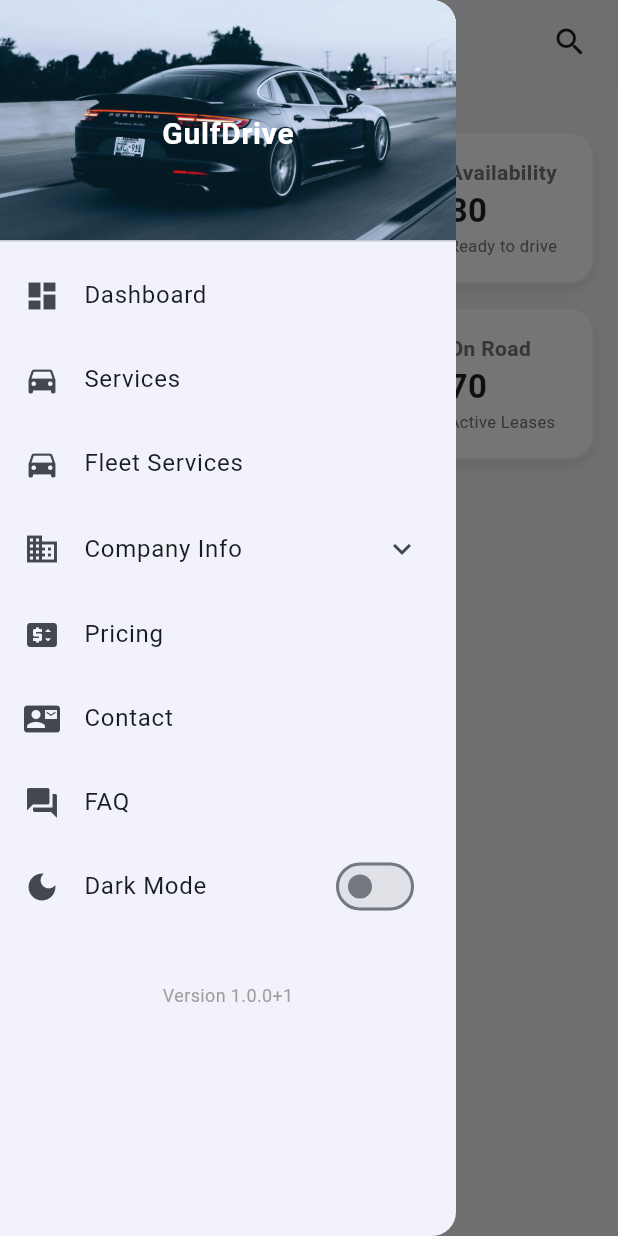
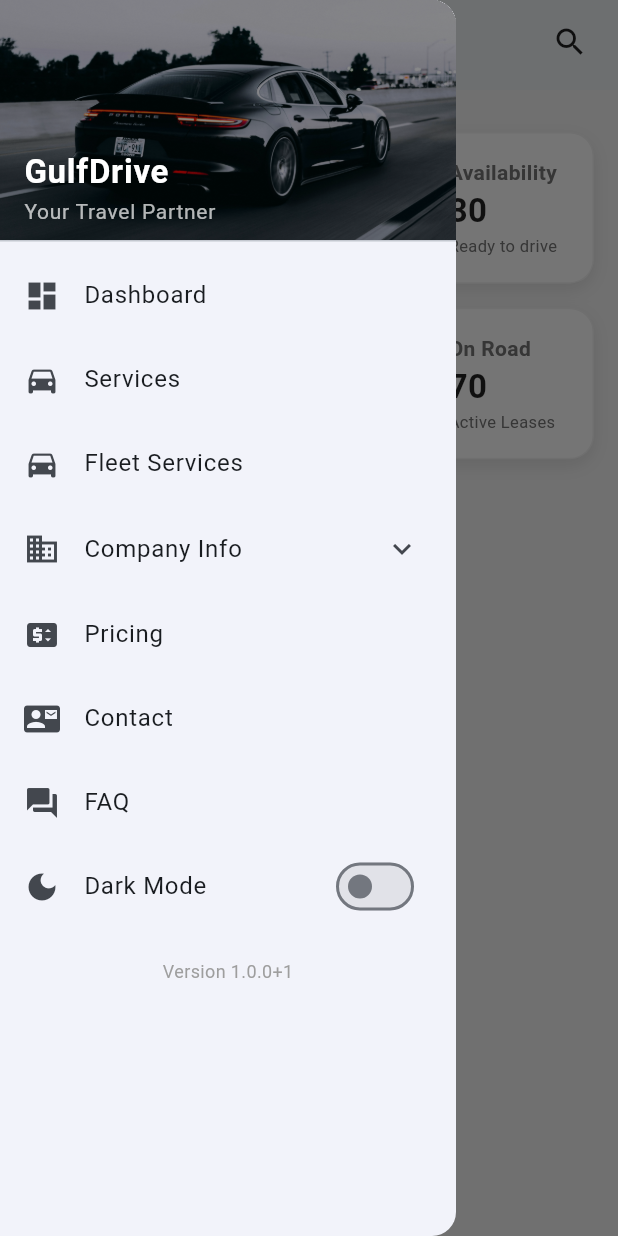
Before and after one commit to HASANALBANNA2024/gulfdrive, a Flutter app: the screen it shows after launch, with the side drawer open, on a phone screen of 412 x 824 dp. Run offline on Flutter 3.47's test engine with Material 3 defaults, Android fonts, the phone set to English and light mode, and no system bars; our stand-ins replace supabase_flutter; accounts and stored records are empty.

Commit message:
car_card update coding running

```diff
--- a/lib/widgets/app_menu.dart
+++ b/lib/widgets/app_menu.dart
@@ -21,29 +21,35 @@
             image: DecorationImage(
               image: AssetImage('assets/images/background_header.jpg'),
               fit: BoxFit.cover,
-              opacity: 0.9,
+              colorFilter: ColorFilter.mode(
+                Colors.black45,
+                BlendMode.darken,
+              ), // ইমেজটা একটু ডার্ক করলে টেক্সট ভালো ফুটে উঠবে
             ),
           ),
           child: Column(
-            mainAxisAlignment: MainAxisAlignment.center,
+            mainAxisAlignment:
+                MainAxisAlignment.end, // টেক্সট একদম নিচে চলে যাবে
+            crossAxisAlignment: CrossAxisAlignment.start, // বাম দিকে থাকবে
             children: [
-              SizedBox(height: 10),
               Text(
                 'GulfDrive',
                 style: TextStyle(
                   color: Colors.white,
-                  fontSize: 20,
+                  fontSize: 22,
                   fontWeight: FontWeight.bold,
                 ),
+              ),
+              Text(
+                'Your Travel Partner',
+                style: TextStyle(color: Colors.white70, fontSize: 14),
               ),
             ],
           ),
         ),
 
-        /// direct navigation
         _buildListTile(context, "Dashboard", Icons.dashboard, () {}),
 
-        /// Services
         _buildListTile(context, "Services", Icons.directions_car, () {
           Navigator.of(context, rootNavigator: true).push(
             MaterialPageRoute(builder: (context) => const ServicesScreen()),
@@ -54,7 +60,6 @@
           // Navigator.push(context, MaterialPageRoute(builder: (context) => const FleetPage()));
         }),
 
-        ///service
         ExpansionTile(
           leading: const Icon(Icons.business),
           title: const Text("Company Info"),
@@ -73,19 +78,22 @@
             }),
           ],
         ),
+
         _buildListTile(context, "Pricing", Icons.price_change, () {}),
-        // _buildListTile(context, "Support", Icons.support_agent, () {}),
+
         _buildListTile(context, "Contact", Icons.contact_mail, () {
           Navigator.of(context, rootNavigator: true).push(
             MaterialPageRoute(builder: (context) => const ContactUsPage()),
           );
         }),
+
         _buildListTile(context, "FAQ", Icons.question_answer, () {
           Navigator.of(
             context,
             rootNavigator: true,
           ).push(MaterialPageRoute(builder: (context) => const FAQPage()));
         }),
+
         ValueListenableBuilder<ThemeMode>(
           valueListenable: themeNotifier,
           builder: (_, mode, __) {
@@ -100,20 +108,17 @@
         ),
 
         const SizedBox(height: 20),
-        const Padding(
-          padding: EdgeInsets.all(16.0),
-          child: Center(
-            child: Text(
-              "Version 1.0.0+1",
-              style: TextStyle(color: Colors.grey, fontSize: 12),
-            ),
+        const Center(
+          child: Text(
+            "Version 1.0.0+1",
+            style: TextStyle(color: Colors.grey, fontSize: 12),
           ),
         ),
       ],
     );
   }
 
-  /// simple menu item
+  /// মেনু আইটেম নেভিগেশন হ্যান্ডলার
   Widget _buildListTile(
     BuildContext context,
     String title,
@@ -123,16 +128,18 @@
     return ListTile(
       leading: Icon(icon),
       title: Text(title),
-      onTap: () {
+      onTap: () async {
+        // ছোট স্ক্রিনে ড্রয়ার ক্লোজ হওয়া নিশ্চিত করার জন্য ডিলে
+        if (MediaQuery.of(context).size.width < 900) {
+          Navigator.pop(context);
+          await Future.delayed(const Duration(milliseconds: 250));
+        }
         onTap();
-
-        ///call back run
-        if (MediaQuery.of(context).size.width < 900) Navigator.pop(context);
       },
     );
   }
 
-  /// simple sub menu item
+  /// সাব-মেনু আইটেম নেভিগেশন হ্যান্ডলার
   Widget _buildSubMenu(BuildContext context, String title, VoidCallback onTap) {
     return ListTile(
       contentPadding: const EdgeInsets.only(left: 50),
@@ -140,7 +147,7 @@
       onTap: () async {
         if (MediaQuery.of(context).size.width < 900) {
           Navigator.pop(context);
-          await Future.delayed(const Duration(milliseconds: 200));
+          await Future.delayed(const Duration(milliseconds: 250));
         }
         onTap();
       },
```
